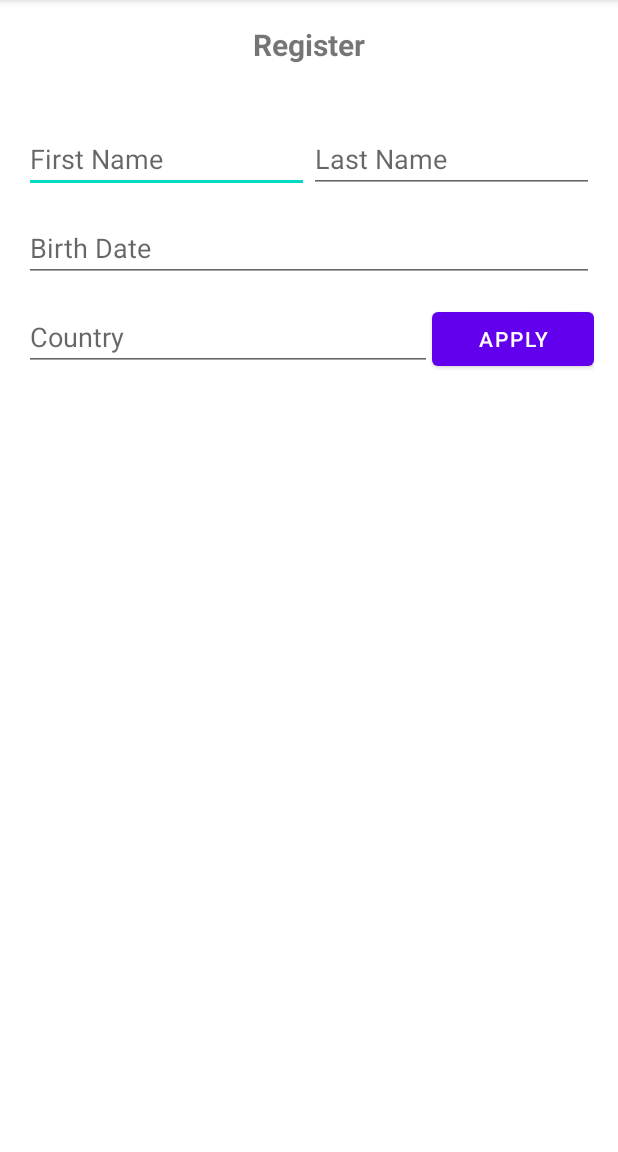
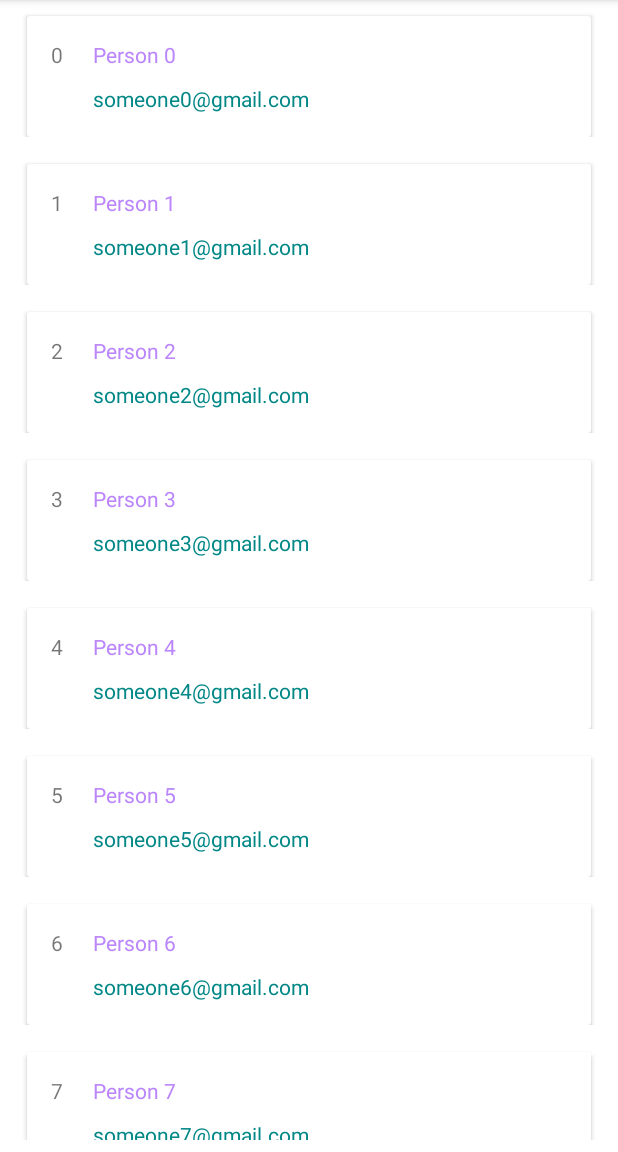
Before and after one commit to Shadow60539/android_layouts, an Android app: the screen it shows after launch (MainActivity), on a phone screen of 412 x 824 dp, the part 84-1236 px from its top. Run offline under Robolectric (Android 15) with nearby library versions, the phone set to English and light mode, and no system bars.

Commit message:
add adapter

```diff
--- a/app/src/main/java/com/example/layouts/MainActivity.kt
+++ b/app/src/main/java/com/example/layouts/MainActivity.kt
@@ -2,10 +2,64 @@ package com.example.layouts
 
 import androidx.appcompat.app.AppCompatActivity
 import android.os.Bundle
+import android.view.MotionEvent
+import android.view.View
+import android.widget.AdapterView
+import android.widget.ArrayAdapter
+import android.widget.Spinner
+import android.widget.Toast
+import androidx.recyclerview.widget.LinearLayoutManager
+import androidx.recyclerview.widget.RecyclerView
 
 class MainActivity : AppCompatActivity() {
+
+//    private val weekDaysList = listOf<String>(
+//        "Monday",
+//        "Tuesday",
+//        "Wednesday",
+//        "Thursday",
+//        "Friday",
+//        "Saturday",
+//        "Sunday",
+//    )
+
+    private val users = mutableListOf<User>()
+//    private lateinit var adapter: ArrayAdapter<User>
+//    lateinit var spWeekDays: Spinner
+    private lateinit var userAdapter: UserAdapter
+    private lateinit var recyclerView: RecyclerView
+
     override fun onCreate(savedInstanceState: Bundle?) {
         super.onCreate(savedInstanceState)
-        setContentView(R.layout.layout_relative)
+        setContentView(R.layout.listview)
+
+        for (i in 0..10) {
+            users.add(User(i, "Person $i", "someone$i@gmail.com"))
+        }
+
+//        adapter = ArrayAdapter<User>(
+//            this,
+//            androidx.appcompat.R.layout.support_simple_spinner_dropdown_item,
+//            users,
+//        )
+//        spWeekDays = findViewById(R.id.spWeekdays)
+//        spWeekDays.adapter = adapter
+//
+//        spWeekDays.onItemSelectedListener = object : AdapterView.OnItemSelectedListener {
+//            override fun onItemSelected(adapterView: AdapterView<*>?, view: View?, index: Int, id: Long) {
+//                Toast.makeText(this@MainActivity, users[index].email, Toast.LENGTH_SHORT).show()
+//            }
+//
+//            override fun onNothingSelected(p0: AdapterView<*>?) {
+//            }
+//
+//        }
+        recyclerView = findViewById(R.id.rvUsers)
+        recyclerView.setHasFixedSize(true)
+        recyclerView.layoutManager = LinearLayoutManager(this)
+        userAdapter = UserAdapter(users) {
+            Toast.makeText(this, users[it].email, Toast.LENGTH_SHORT).show()
+        }
+        recyclerView.adapter = userAdapter
     }
 }
--- /dev/null
+++ b/app/src/main/java/com/example/layouts/User.kt
@@ -0,0 +1,3 @@
+package com.example.layouts
+
+data class User(val id: Int, val name: String, val email: String)
--- /dev/null
+++ b/app/src/main/java/com/example/layouts/UserAdapter.kt
@@ -0,0 +1,35 @@
+package com.example.layouts
+
+import android.view.LayoutInflater
+import android.view.View
+import android.view.ViewGroup
+import android.widget.TextView
+import android.widget.Toast
+import androidx.recyclerview.widget.RecyclerView
+
+class UserAdapter(private val users: List<User>, private val listener: (index: Int) -> Unit) : RecyclerView.Adapter<UserAdapter.ViewHolder>() {
+
+    inner class ViewHolder(itemView: View) : RecyclerView.ViewHolder(itemView) {
+        val tvId: TextView = itemView.findViewById<TextView>(R.id.tvId)
+        val tvName: TextView = itemView.findViewById<TextView>(R.id.tvName)
+        val tvEmail: TextView = itemView.findViewById<TextView>(R.id.tvEmail)
+    }
+
+    override fun onCreateViewHolder(parent: ViewGroup, viewType: Int): ViewHolder {
+        val view = LayoutInflater.from(parent.context).inflate(R.layout.spinner_item,parent, false)
+        return ViewHolder(view)
+    }
+
+    override fun onBindViewHolder(holder: ViewHolder, index: Int) {
+        val user = users[index]
+        holder.tvId.text = user.id.toString()
+        holder.tvName.text = user.name
+        holder.tvEmail.text = user.email
+
+        holder.itemView.setOnClickListener { listener(index) }
+    }
+
+    override fun getItemCount(): Int {
+        return users.size
+    }
+}
--- /dev/null
+++ b/app/src/main/res/layout/listview.xml
@@ -0,0 +1,18 @@
+<?xml version="1.0" encoding="utf-8"?>
+<androidx.constraintlayout.widget.ConstraintLayout xmlns:android="http://schemas.android.com/apk/res/android"
+    xmlns:app="http://schemas.android.com/apk/res-auto"
+    xmlns:tools="http://schemas.android.com/tools"
+    android:layout_width="match_parent"
+    android:layout_height="match_parent">
+
+    <androidx.recyclerview.widget.RecyclerView
+        android:id="@+id/rvUsers"
+        android:layout_width="match_parent"
+        android:layout_height="wrap_content"
+        android:layout_marginBottom="16dp"
+        app:layout_constraintBottom_toBottomOf="parent"
+        app:layout_constraintEnd_toEndOf="parent"
+        app:layout_constraintHorizontal_bias="0.5"
+        app:layout_constraintStart_toStartOf="parent"
+        app:layout_constraintTop_toTopOf="parent" />
+</androidx.constraintlayout.widget.ConstraintLayout>
--- /dev/null
+++ b/app/src/main/res/layout/spinner.xml
@@ -0,0 +1,18 @@
+<?xml version="1.0" encoding="utf-8"?>
+<androidx.constraintlayout.widget.ConstraintLayout xmlns:android="http://schemas.android.com/apk/res/android"
+    xmlns:app="http://schemas.android.com/apk/res-auto"
+    xmlns:tools="http://schemas.android.com/tools"
+    android:layout_width="match_parent"
+    android:layout_height="match_parent">
+
+    <Spinner
+        android:id="@+id/spWeekdays"
+        android:layout_width="wrap_content"
+        android:layout_height="wrap_content"
+        app:layout_constraintBottom_toBottomOf="parent"
+        app:layout_constraintEnd_toEndOf="parent"
+        app:layout_constraintHorizontal_bias="0.5"
+        app:layout_constraintStart_toStartOf="parent"
+        app:layout_constraintTop_toTopOf="parent" />
+
+</androidx.constraintlayout.widget.ConstraintLayout>
--- /dev/null
+++ b/app/src/main/res/layout/spinner_item.xml
@@ -0,0 +1,53 @@
+<?xml version="1.0" encoding="utf-8"?>
+<androidx.constraintlayout.widget.ConstraintLayout xmlns:android="http://schemas.android.com/apk/res/android"
+    xmlns:app="http://schemas.android.com/apk/res-auto"
+    android:layout_width="match_parent"
+    android:layout_height="wrap_content"
+    android:orientation="horizontal">
+
+    <androidx.cardview.widget.CardView
+        android:layout_width="match_parent"
+        android:layout_height="wrap_content"
+        app:layout_constraintEnd_toEndOf="parent"
+        app:layout_constraintHorizontal_bias="0.5"
+        app:layout_constraintStart_toStartOf="parent"
+        android:layout_margin="18dp"
+        app:layout_constraintTop_toTopOf="parent">
+
+        <LinearLayout
+            android:layout_width="match_parent"
+            android:padding="16dp"
+            android:layout_height="wrap_content">
+            <TextView
+                android:id="@+id/tvId"
+                android:layout_width="wrap_content"
+                android:layout_height="wrap_content"
+                android:text="1" />
+
+            <LinearLayout
+                android:layout_width="wrap_content"
+                android:layout_height="wrap_content"
+                android:layout_marginStart="20dp"
+                android:orientation="vertical">
+
+                <TextView
+                    android:id="@+id/tvName"
+                    android:layout_width="wrap_content"
+                    android:layout_height="wrap_content"
+                    android:textColor="@color/purple_200"
+                    android:text="@string/first_name" />
+
+                <TextView
+                    android:id="@+id/tvEmail"
+                    android:layout_width="wrap_content"
+                    android:layout_height="wrap_content"
+                    android:textColor="@color/teal_700"
+                    android:layout_marginTop="10dp"
+                    android:text="someone@example.com" />
+
+            </LinearLayout>
+        </LinearLayout>
+
+    </androidx.cardview.widget.CardView>
+
+</androidx.constraintlayout.widget.ConstraintLayout>
```
